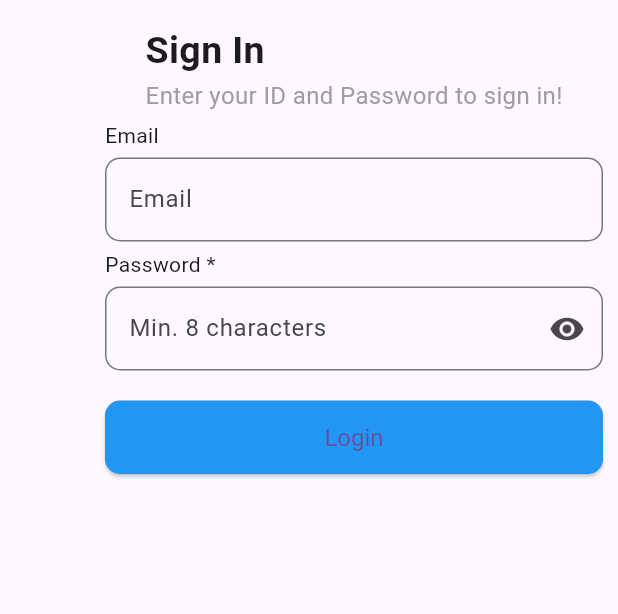
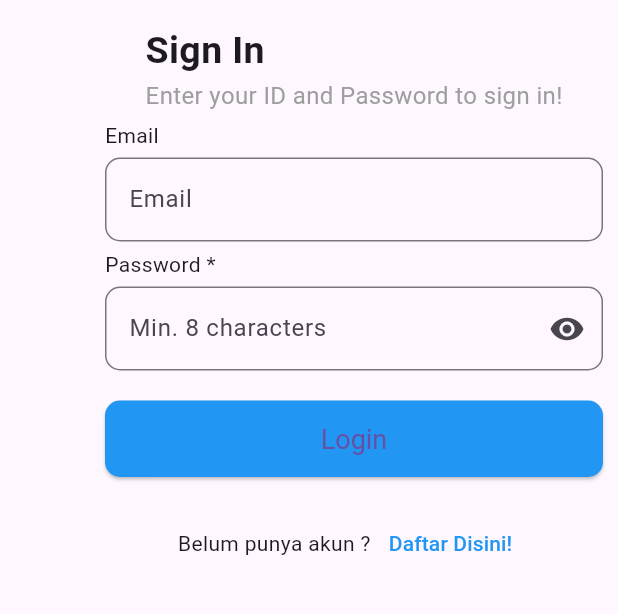
Before and after one commit to Reeptto/uts_mp_ari_ap, a Flutter app: the screen it shows after launch, on a phone screen of 412 x 824 dp, the part 204-818 px from its top. Run offline on Flutter 3.47's test engine with Material 3 defaults, Android fonts, the phone set to English and light mode, and no system bars.

Commit message:
Membuat halaman daftar

```diff
--- a/lib/UTS/login.dart
+++ b/lib/UTS/login.dart
@@ -9,7 +9,6 @@ class LoginPage extends StatefulWidget {
 }
 
 class _LoginPageState extends State<LoginPage> {
-  bool _isCheked = false;
   bool _showPassword = true;
   final TextEditingController _passwordController = TextEditingController();
   @override
@@ -152,11 +151,27 @@ class _LoginPageState extends State<LoginPage> {
                   style: ElevatedButton.styleFrom(
                     backgroundColor: Colors.blue,
                     padding: EdgeInsets.symmetric(vertical: 15),
-                    textStyle: TextStyle(fontSize: 16, ),
+                    textStyle: TextStyle(
+                      fontSize: 18,
+                      color: Colors.white
+                      ),
                     shape: RoundedRectangleBorder(
                       borderRadius: BorderRadius.circular(10),
                     ),
                   ),
+                ),
+              ),
+              SizedBox(height: 20),
+              Container(
+                child: Row(
+                  mainAxisAlignment: MainAxisAlignment.center,
+                  children: [
+                    Text("Belum punya akun ?"),
+                    TextButton(onPressed:
+                    () {}, child: Text("Daftar Disini!", style: TextStyle(
+                      color: Colors.blue
+                    ),))
+                  ],
                 ),
               )
             ],
```
Also changed, not shown: lib/UTS/daftar.dart (added, +15 -0 lines).
